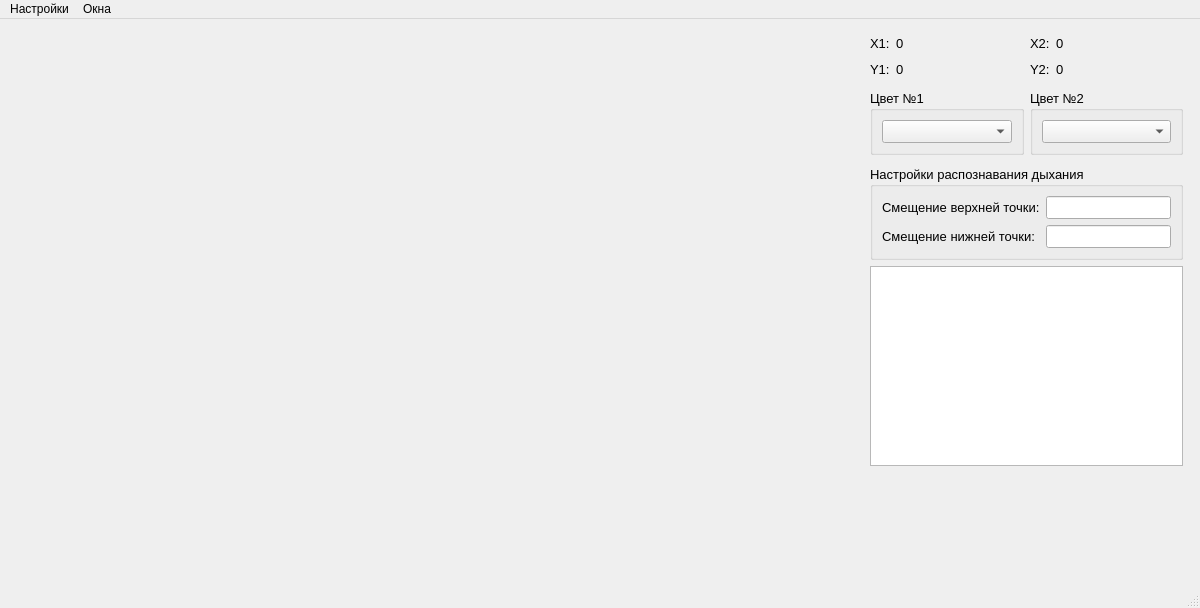
Above: data/ui/main_window.ui from gg-master/VISDOM_project before the change. Below: the same form after it.
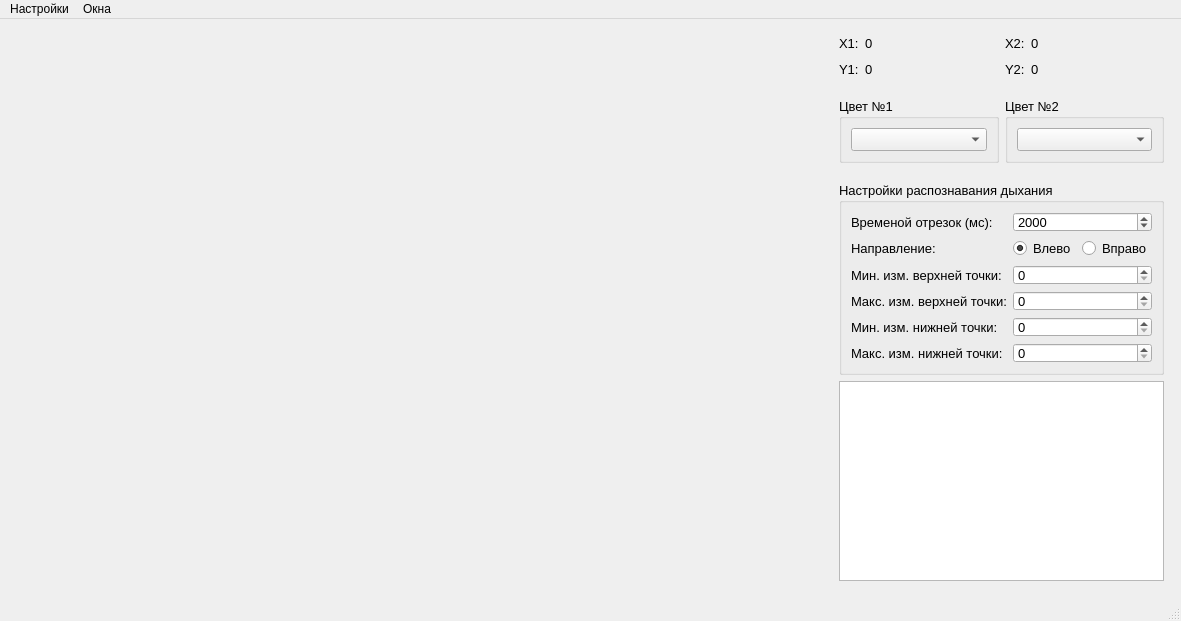
That is the form after the change. Custom widgets are drawn as their Qt base class.

Commit message: Добавил настройку анализатора в gui. Создал распознавание вершин в графике. Необходимо настроить распознавание нужных пиков

Patch:
```diff
--- a/data/ui/main_window.ui
+++ b/data/ui/main_window.ui
@@ -6,8 +6,8 @@
    <rect>
     <x>0</x>
     <y>0</y>
-    <width>1200</width>
-    <height>608</height>
+    <width>1181</width>
+    <height>621</height>
    </rect>
   </property>
   <property name="windowTitle">
@@ -189,7 +189,7 @@
         <property name="sizeHint" stdset="0">
          <size>
           <width>20</width>
-          <height>5</height>
+          <height>13</height>
          </size>
         </property>
        </spacer>
@@ -270,7 +270,7 @@
         <property name="sizeHint" stdset="0">
          <size>
           <width>20</width>
-          <height>5</height>
+          <height>13</height>
          </size>
         </property>
        </spacer>
@@ -292,7 +292,20 @@
          <bool>false</bool>
         </property>
         <layout class="QGridLayout" name="gridLayout_3">
-         <item row="1" column="0">
+         <item row="5" column="0">
+          <widget class="QLabel" name="label_3">
+           <property name="sizePolicy">
+            <sizepolicy hsizetype="Maximum" vsizetype="Preferred">
+             <horstretch>0</horstretch>
+             <verstretch>0</verstretch>
+            </sizepolicy>
+           </property>
+           <property name="text">
+            <string>Макс. изм. нижней точки:</string>
+           </property>
+          </widget>
+         </item>
+         <item row="4" column="0">
           <widget class="QLabel" name="label_delta_bottom">
            <property name="sizePolicy">
             <sizepolicy hsizetype="Maximum" vsizetype="Preferred">
@@ -301,11 +314,113 @@
             </sizepolicy>
            </property>
            <property name="text">
-            <string>Смещение нижней точки:</string>
+            <string>Мин. изм. нижней точки:</string>
+           </property>
+          </widget>
+         </item>
+         <item row="2" column="2">
+          <widget class="QSpinBox" name="minDeltaTop">
+           <property name="sizePolicy">
+            <sizepolicy hsizetype="Minimum" vsizetype="Fixed">
+             <horstretch>0</horstretch>
+             <verstretch>0</verstretch>
+            </sizepolicy>
+           </property>
+           <property name="minimumSize">
+            <size>
+             <width>55</width>
+             <height>20</height>
+            </size>
+           </property>
+           <property name="maximumSize">
+            <size>
+             <width>16777215</width>
+             <height>16777215</height>
+            </size>
+           </property>
+           <property name="maximum">
+            <number>10000</number>
+           </property>
+           <property name="value">
+            <number>0</number>
+           </property>
+          </widget>
+         </item>
+         <item row="3" column="2">
+          <widget class="QSpinBox" name="maxDeltaTop">
+           <property name="minimumSize">
+            <size>
+             <width>55</width>
+             <height>20</height>
+            </size>
+           </property>
+           <property name="maximumSize">
+            <size>
+             <width>16777215</width>
+             <height>16777215</height>
+            </size>
+           </property>
+           <property name="maximum">
+            <number>10000</number>
+           </property>
+           <property name="value">
+            <number>0</number>
+           </property>
+          </widget>
+         </item>
+         <item row="1" column="0">
+          <widget class="QLabel" name="label">
+           <property name="text">
+            <string>Направление:</string>
+           </property>
+          </widget>
+         </item>
+         <item row="3" column="0">
+          <widget class="QLabel" name="label_2">
+           <property name="sizePolicy">
+            <sizepolicy hsizetype="Maximum" vsizetype="Preferred">
+             <horstretch>0</horstretch>
+             <verstretch>0</verstretch>
+            </sizepolicy>
+           </property>
+           <property name="text">
+            <string>Макс. изм. верхней точки:</string>
            </property>
           </widget>
          </item>
          <item row="0" column="0">
+          <widget class="QLabel" name="label_4">
+           <property name="sizePolicy">
+            <sizepolicy hsizetype="Maximum" vsizetype="Preferred">
+             <horstretch>0</horstretch>
+             <verstretch>0</verstretch>
+            </sizepolicy>
+           </property>
+           <property name="text">
+            <string>Временой отрезок (мс):</string>
+           </property>
+          </widget>
+         </item>
+         <item row="0" column="2">
+          <widget class="QSpinBox" name="timeDelta">
+           <property name="minimumSize">
+            <size>
+             <width>0</width>
+             <height>20</height>
+            </size>
+           </property>
+           <property name="maximum">
+            <number>10000</number>
+           </property>
+           <property name="singleStep">
+            <number>500</number>
+           </property>
+           <property name="value">
+            <number>2000</number>
+           </property>
+          </widget>
+         </item>
+         <item row="2" column="0">
           <widget class="QLabel" name="label_delta_top">
            <property name="sizePolicy">
             <sizepolicy hsizetype="Maximum" vsizetype="Preferred">
@@ -314,36 +429,69 @@
             </sizepolicy>
            </property>
            <property name="text">
-            <string>Смещение верхней точки:</string>
+            <string>Мин. изм. верхней точки:</string>
            </property>
           </widget>
          </item>
-         <item row="0" column="1">
-          <widget class="QLineEdit" name="val_delta_top">
-           <property name="sizePolicy">
-            <sizepolicy hsizetype="Preferred" vsizetype="Fixed">
-             <horstretch>0</horstretch>
-             <verstretch>0</verstretch>
-            </sizepolicy>
+         <item row="4" column="2">
+          <widget class="QSpinBox" name="minDeltaBot">
+           <property name="minimumSize">
+            <size>
+             <width>55</width>
+             <height>20</height>
+            </size>
            </property>
-           <property name="focusPolicy">
-            <enum>Qt::ClickFocus</enum>
+           <property name="maximumSize">
+            <size>
+             <width>16777215</width>
+             <height>16777215</height>
+            </size>
            </property>
+           <property name="maximum">
+            <number>10000</number>
+           </property>
           </widget>
          </item>
-         <item row="1" column="1">
-          <widget class="QLineEdit" name="val_delta_bottom">
-           <property name="sizePolicy">
-            <sizepolicy hsizetype="Preferred" vsizetype="Fixed">
-             <horstretch>0</horstretch>
-             <verstretch>0</verstretch>
-            </sizepolicy>
+         <item row="5" column="2">
+          <widget class="QSpinBox" name="maxDeltaBot">
+           <property name="minimumSize">
+            <size>
+             <width>55</width>
+             <height>20</height>
+            </size>
            </property>
-           <property name="focusPolicy">
-            <enum>Qt::ClickFocus</enum>
+           <property name="maximumSize">
+            <size>
+             <width>16777215</width>
+             <height>16777215</height>
+            </size>
            </property>
+           <property name="maximum">
+            <number>10000</number>
+           </property>
           </widget>
          </item>
+         <item row="1" column="2">
+          <layout class="QHBoxLayout" name="horizontalLayout_6">
+           <item>
+            <widget class="QRadioButton" name="left_direct">
+             <property name="text">
+              <string>Влево</string>
+             </property>
+             <property name="checked">
+              <bool>true</bool>
+             </property>
+            </widget>
+           </item>
+           <item>
+            <widget class="QRadioButton" name="right_direct">
+             <property name="text">
+              <string>Вправо</string>
+             </property>
+            </widget>
+           </item>
+          </layout>
+         </item>
         </layout>
        </widget>
       </item>
@@ -385,7 +533,7 @@
     <rect>
      <x>0</x>
      <y>0</y>
-     <width>1200</width>
+     <width>1181</width>
      <height>21</height>
     </rect>
    </property>
```
The commit also changes 4 other files.
